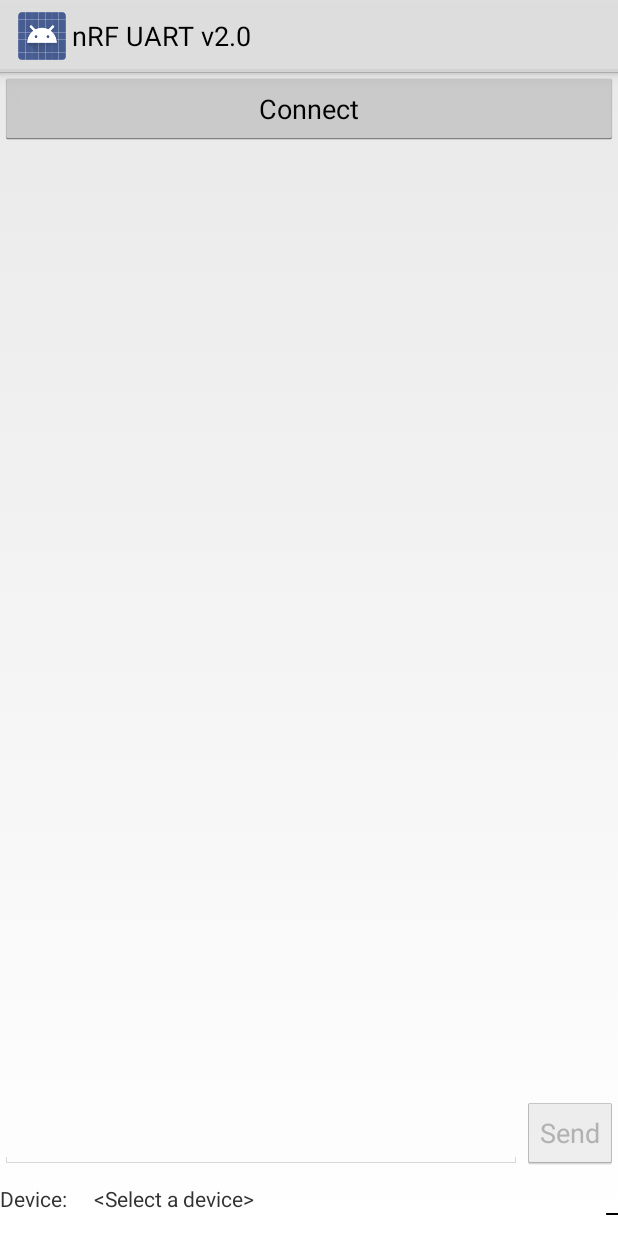
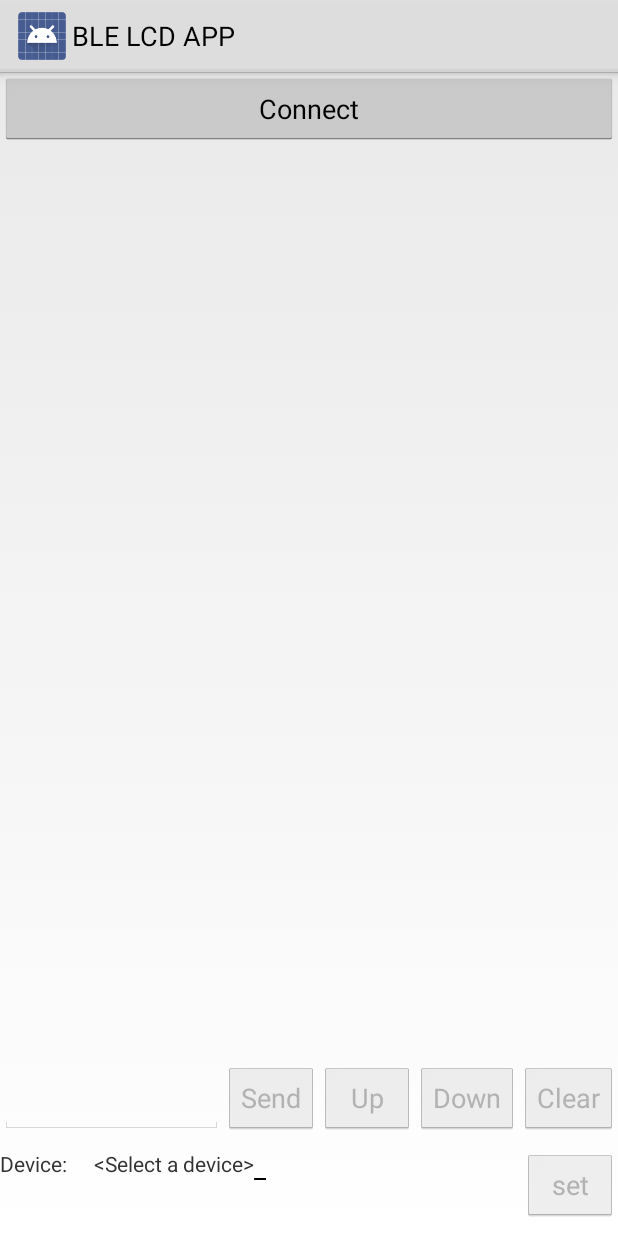
Before and after one commit to MiyamonY/ble-lcd-app, an Android app: the screen it shows after launch (MainActivity), on a phone screen of 412 x 824 dp. Run offline under Robolectric (Android 15) with nearby library versions, the phone set to English and light mode, and no system bars; 2 statements that could not run were skipped.

Commit message:
[add] ble moduleへの制御ボタンを追加

```diff
--- a/app/build.gradle
+++ b/app/build.gradle
@@ -1,6 +1,6 @@
 apply plugin: 'com.android.application'
 android {
-    compileSdkVersion 18
+    compileSdkVersion 19
     buildToolsVersion '25.0.0'
     defaultConfig {
         applicationId 'xyz.miyamon.BleLcdApp'
--- a/app/src/main/res/layout/main.xml
+++ b/app/src/main/res/layout/main.xml
@@ -38,7 +38,7 @@
                 android:layout_height="wrap_content"
                 android:layout_alignParentBottom="true"
                 android:layout_alignParentLeft="true"
-                android:layout_toLeftOf="@+id/sendButton"
+                android:layout_toLeftOf="@+id/linearLayout4"
                 android:ems="10"
                 android:enabled="false"
                 android:fontFamily="1"
@@ -51,20 +51,49 @@
                 android:id="@+id/listMessage"
                 android:layout_width="match_parent"
                 android:layout_height="wrap_content"
-                android:layout_above="@+id/sendButton"
+                android:layout_above="@+id/linearLayout4"
                 android:layout_alignParentLeft="true"
                 android:layout_alignParentTop="true" >
             </ListView>
 
-            <Button
-                android:id="@+id/sendButton"
+            <LinearLayout
+                android:id="@+id/linearLayout4"
                 android:layout_width="wrap_content"
                 android:layout_height="wrap_content"
                 android:layout_alignParentBottom="true"
-                android:layout_alignParentRight="true"
-                android:enabled="false"
-                android:text="Send" />
+                android:layout_alignParentEnd="true">
 
+                <Button
+                    android:id="@+id/sendButton"
+                    android:layout_width="wrap_content"
+                    android:layout_height="wrap_content"
+                    android:layout_above="@+id/linearLayout6"
+                    android:enabled="false"
+                    android:text="Send"/>
+
+                <Button
+                    android:id="@+id/upButton"
+                    android:layout_width="wrap_content"
+                    android:layout_height="wrap_content"
+                    android:enabled="false"
+                    android:text="Up"/>
+
+                <Button
+                    android:id="@+id/downButton"
+                    android:layout_width="wrap_content"
+                    android:layout_height="wrap_content"
+                    android:enabled="false"
+                    android:text="Down"/>
+
+                <Button
+                    android:id="@+id/clearButton"
+                    android:layout_width="wrap_content"
+                    android:layout_height="wrap_content"
+                    android:layout_alignParentBottom="true"
+                    android:enabled="false"
+                    android:text="Clear"
+                    android:layout_toEndOf="@+id/sendButton" />
+            </LinearLayout>
         </RelativeLayout>
     </LinearLayout>
 
@@ -98,10 +127,20 @@
             android:id="@+id/rssival"
             android:layout_width="wrap_content"
             android:layout_height="wrap_content"
-            android:layout_alignParentRight="true"
+            android:layout_toRightOf="@+id/deviceName"
             android:layout_alignParentTop="true"
             android:text="_"
             android:textAppearance="?android:attr/textAppearanceMedium" />
+
+        <Button
+            android:id="@+id/set1Button"
+            android:layout_width="wrap_content"
+            android:layout_height="wrap_content"
+            android:layout_alignParentTop="true"
+            android:layout_alignParentRight="true"
+            android:enabled="false"
+            android:text="set" />
+
     </RelativeLayout>
 
 </LinearLayout>
--- a/app/src/main/res/values/strings.xml
+++ b/app/src/main/res/values/strings.xml
@@ -22,7 +22,7 @@
   -->
 <resources>
 
-    <string name="app_name">nRF UART v2.0</string>
+    <string name="app_name">BLE LCD APP</string>
     <string name="device">Device:</string>
     <string name="no_device">&lt;Select a device&gt;</string>
     <string name="select_device">Select a device</string>
```
Also changed, not shown: app/src/main/java/com/nordicsemi/nrfUARTv2/MainActivity.java (+80 -1 lines), app/src/main/java/com/nordicsemi/nrfUARTv2/UartService.java (+29 -0 lines), 1 other file.
